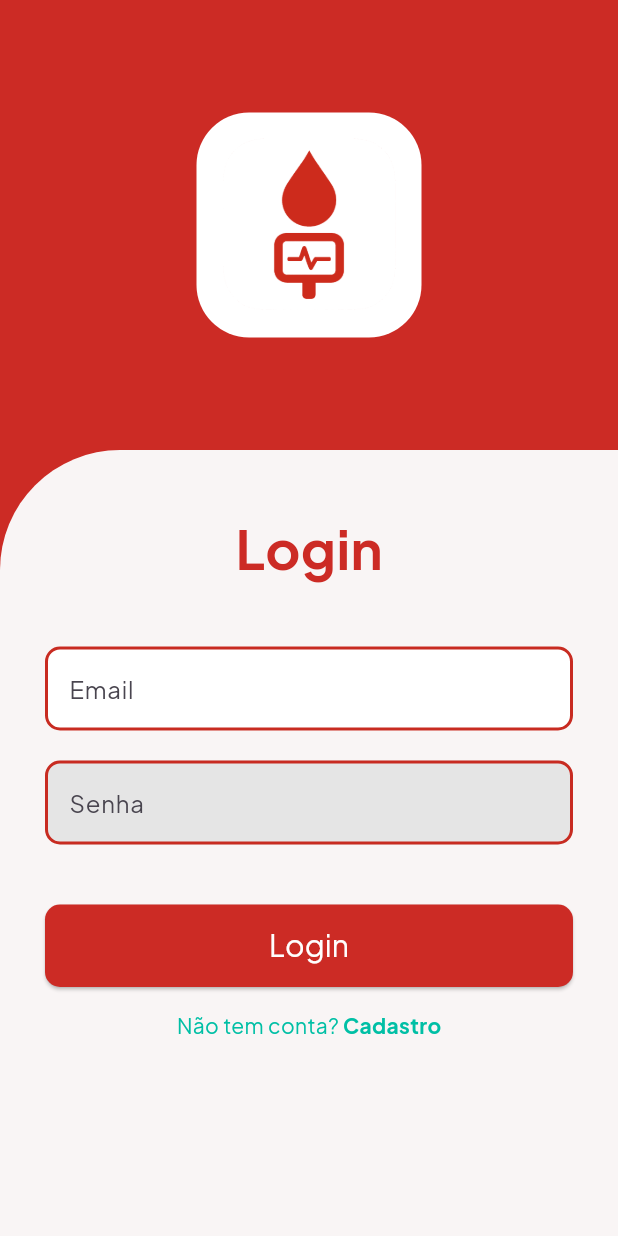
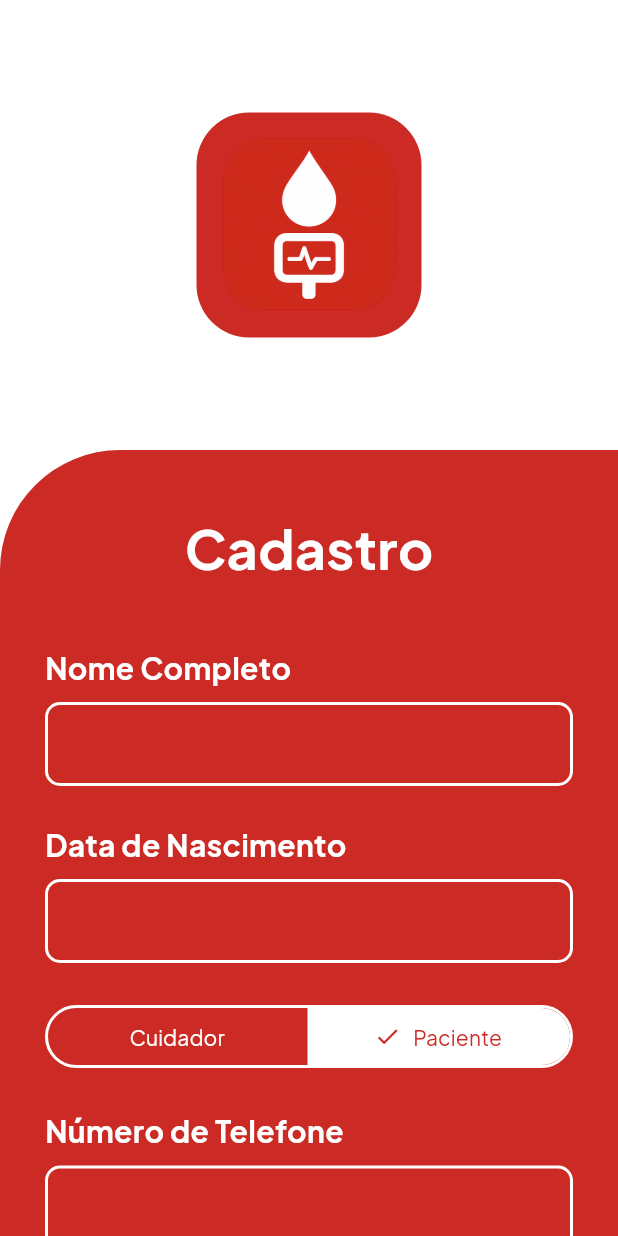
Before and after one commit to brn-l1rou/PulsoFirme, a Flutter app: the screen it shows after launch, after a tap on "Cadastro", on a phone screen of 412 x 824 dp. Run offline on Flutter 3.47's test engine with Material 3 defaults, Android fonts, the phone set to English and light mode, and no system bars.

Commit message:
feat: adicionando tela de cadastro_screen

```diff
--- /dev/null
+++ b/lib/screens/cadastro_screen.dart
@@ -0,0 +1,414 @@
+import 'package:flutter/material.dart';
+
+class TelaDeCadastro extends StatefulWidget {
+  const TelaDeCadastro({super.key});
+
+  @override
+  State<TelaDeCadastro> createState() => _TelaDeCadastroState();
+}
+  class _TelaDeCadastroState extends State<TelaDeCadastro>{
+    String tipoUsuario = 'paciente'; //valorInicial
+
+    @override
+    Widget build(BuildContext context){
+    return Scaffold(
+      backgroundColor: const Color(0xFFFFFFFF),
+      // SingleChildScrollView permite que a tela role se o teclado do celular abrir,
+      // evitando que os elementos fiquem espremidos.
+      body: SingleChildScrollView(
+        child: Column(
+          children: [
+            Container(
+              width: double.infinity,
+              height: 300,
+              color: Colors.transparent,
+              child: Center(
+                child: Container(
+                  width: 150,
+                  height: 150,
+
+                  decoration: BoxDecoration(
+                    color: Color(0xFFCC2B25),
+                    borderRadius: BorderRadius.circular(35),
+                  ),
+
+                  child: ClipRRect(
+                    borderRadius: BorderRadius.circular(35),
+                    child: Image.asset(
+                      'assets/logo_red_background.png',
+                      fit: BoxFit.contain, // Ajusta a imagem dentro do quadrado branco
+                    ),
+                  ),
+                ),
+              ),
+            ),
+
+            Container(
+              width: double.infinity,
+              // O padding interno para os elementos não colarem nas bordas
+              padding: const EdgeInsets.symmetric(vertical: 40),
+              decoration: const BoxDecoration(
+                color: Color(0xFFCC2B25), // Cor vermelha
+                borderRadius: BorderRadius.only(
+
+                  topLeft: Radius.circular(80),
+                ),
+              ),
+              child: Column(
+                children: [
+                  const Text(
+                    'Cadastro',
+                    style: TextStyle(
+                      fontSize: 36,
+                      fontWeight: FontWeight.bold,
+                      color: Color(0xFFFFFFFF),
+                    ),
+                  ),
+
+                  const SizedBox(height: 40),
+
+                  // CAMPO NOME COMPLETO
+                  // O Padding dá margens nas laterais para o campo não encostar na tela
+                  Padding(
+                    padding: const EdgeInsets.symmetric(horizontal: 30),
+                    child: Column(
+                      crossAxisAlignment: CrossAxisAlignment.start,
+                      children: [
+                        const Text(
+                          'Nome Completo',
+                          style: TextStyle(
+                            color: Colors.white,
+                            fontSize: 20,
+                            fontWeight: FontWeight.bold,
+                          ),
+                        ),
+                        const SizedBox(height: 8), // Espaço entre o texto e a caixa
+                        TextField(
+                          decoration: InputDecoration(
+                            filled: true,
+                            fillColor: const Color(0xFFCC2B25),
+                            enabledBorder: OutlineInputBorder(
+                              borderRadius: BorderRadius.circular(10),
+                              borderSide: const BorderSide(
+                                color: Color(0xFFFFFFFF),
+                                width: 2,
+                              ),
+                            ),
+                            focusedBorder: OutlineInputBorder(
+                              borderRadius: BorderRadius.circular(10),
+                              borderSide: const BorderSide(
+                                color: Color(0xFFFFFFFF),
+                                width: 2,
+                              ),
+                            ),
+                          ),
+                        ),
+                      ],
+                    ),
+                  ),
+
+                  const SizedBox(height: 25),
+
+                  // CAMPO DE DATA DE NASCIMENTO
+                  Padding(
+                    padding: const EdgeInsets.symmetric(horizontal: 30),
+                    child: Column(
+                      crossAxisAlignment: CrossAxisAlignment.start,
+                      children: [
+                        const Text(
+                          'Data de Nascimento',
+                          style: TextStyle(
+                            color: Colors.white,
+                            fontSize: 20,
+                            fontWeight: FontWeight.bold,
+                          ),
+                        ),
+                        const SizedBox(height: 8),
+                        TextField(
+                          decoration: InputDecoration(
+                            filled: true,
+                            fillColor: const Color(0xFFCC2B25),
+                            enabledBorder: OutlineInputBorder(
+                              borderRadius: BorderRadius.circular(10),
+                              borderSide: const BorderSide(
+                                color: Color(0xFFFFFFFF),
+                                width: 2,
+                              ),
+                            ),
+                            focusedBorder: OutlineInputBorder(
+                              borderRadius: BorderRadius.circular(10),
+                              borderSide: const BorderSide(
+                                color: Color(0xFFFFFFFF),
+                                width: 2,
+                              ),
+                            ),
+                          ),
+                        ),
+                      ],
+                    ),
+                  ),
+
+                  const SizedBox(height: 25),
+
+                  //CAMPO DE PACIETENTE/CUIDADOR
+                  Padding(
+                    padding: const EdgeInsets.symmetric(horizontal: 30),
+                    child: SizedBox(
+                      width: double.infinity, // Força a largura total da tela (respeitando as margens de 30)
+                      child: SegmentedButton<String>(
+                        segments: const [
+                          ButtonSegment(value: 'cuidador', label: Text('Cuidador')),
+                          ButtonSegment(value: 'paciente', label: Text('Paciente')),
+                        ],
+                        selected: {tipoUsuario},
+                        onSelectionChanged: (Set<String> newSelection) {
+                          setState(() {
+                            tipoUsuario = newSelection.first;
+                          });
+                        },
+                        style: ButtonStyle(
+                          // Aumenta a altura vertical do botão para alinhar ao tamanho dos TextFields
+                          padding: WidgetStateProperty.all(
+                            const EdgeInsets.symmetric(vertical: 14),
+                          ),
+                          backgroundColor: WidgetStateProperty.resolveWith((states) {
+                            if (states.contains(WidgetState.selected)) {
+                              return Colors.white;
+                            }
+                            return Colors.transparent;
+                          }),
+                          foregroundColor: WidgetStateProperty.resolveWith((states) {
+                            if (states.contains(WidgetState.selected)) {
+                              return const Color(0xFFCC2B25);
+                            }
+                            return Colors.white;
+                          }),
+                          side: WidgetStateProperty.all(
+                            const BorderSide(color: Colors.white, width: 2),
+                          ),
+                        ),
+                      ),
+                    ),
+                  ),
+
+                  const SizedBox(height: 25),
+
+                  // CAMPO DE NÚMERO DE TELEFONE
+                  Padding(
+                    padding: const EdgeInsets.symmetric(horizontal: 30),
+                    child: Column(
+                      crossAxisAlignment: CrossAxisAlignment.start,
+                      children: [
+                        const Text(
+                          'Número de Telefone',
+                          style: TextStyle(
+                            color: Colors.white,
+                            fontSize: 20,
+                            fontWeight: FontWeight.bold,
+                          ),
+                        ),
+                        const SizedBox(height: 8),
+                        TextField(
+                          decoration: InputDecoration(
+                            filled: true,
+                            fillColor: const Color(0xFFCC2B25),
+                            enabledBorder: OutlineInputBorder(
+                              borderRadius: BorderRadius.circular(10),
+                              borderSide: const BorderSide(
+                                color: Color(0xFFFFFFFF),
+                                width: 2,
+                              ),
+                            ),
+                            focusedBorder: OutlineInputBorder(
+                              borderRadius: BorderRadius.circular(10),
+                              borderSide: const BorderSide(
+                                color: Color(0xFFFFFFFF),
+                                width: 2,
+                              ),
+                            ),
+                          ),
+                        ),
+                      ],
+                    ),
+                  ),
+
+                  const SizedBox(height: 25),
+
+                  // CAMPO E-MAIL
+                  Padding(
+                    padding: const EdgeInsets.symmetric(horizontal: 30),
+                    child: Column(
+                      crossAxisAlignment: CrossAxisAlignment.start,
+                      children: [
+                        const Text(
+                          'E-mail',
+                          style: TextStyle(
+                            color: Colors.white,
+                            fontSize: 20,
+                            fontWeight: FontWeight.bold,
+                          ),
+                        ),
+                        const SizedBox(height: 8),
+                        TextField(
+                          decoration: InputDecoration(
+                            filled: true,
+                            fillColor: const Color(0xFFCC2B25),
+                            enabledBorder: OutlineInputBorder(
+                              borderRadius: BorderRadius.circular(10),
+                              borderSide: const BorderSide(
+                                color: Color(0xFFFFFFFF),
+                                width: 2,
+                              ),
+                            ),
+                            focusedBorder: OutlineInputBorder(
+                              borderRadius: BorderRadius.circular(10),
+                              borderSide: const BorderSide(
+                                color: Color(0xFFFFFFFF),
+                                width: 2,
+                              ),
+                            ),
+                          ),
+                        ),
+                      ],
+                    ),
+                  ),
+
+                  const SizedBox(height: 25),
+
+                  // CAMPO DE SENHA
+                  Padding(
+                    padding: const EdgeInsets.symmetric(horizontal: 30),
+                    child: Column(
+                      crossAxisAlignment: CrossAxisAlignment.start,
+                      children: [
+                        const Text(
+                          'Senha',
+                          style: TextStyle(
+                            color: Colors.white,
+                            fontSize: 20,
+                            fontWeight: FontWeight.bold,
+                          ),
+                        ),
+                        const SizedBox(height: 8),
+                        TextField(
+                          obscureText: true,
+                          decoration: InputDecoration(
+                            hintText: '******',
+                            hintStyle: TextStyle(
+                              color: Colors.white,
+                              fontSize: 16,
+                            ),
+                            filled: true,
+                            fillColor: const Color(0xFFCC2B25),
+                            enabledBorder: OutlineInputBorder(
+                              borderRadius: BorderRadius.circular(10),
+                              borderSide: const BorderSide(
+                                color: Color(0xFFFFFFFF),
+                                width: 2,
+                              ),
+                            ),
+                            focusedBorder: OutlineInputBorder(
+                              borderRadius: BorderRadius.circular(10),
+                              borderSide: const BorderSide(
+                                color: Color(0xFFFFFFFF),
+                                width: 2,
+                              ),
+                            ),
+                          ),
+                        ),
+                      ],
+                    ),
+                  ),
+
+                  const SizedBox(height: 25),
+
+                  // CAMPO DE CONFIRMAÇÃO DE SENHA
+                  Padding(
+                    padding: const EdgeInsets.symmetric(horizontal: 30),
+                    child: Column(
+                      crossAxisAlignment: CrossAxisAlignment.start,
+                      children: [
+                        const Text(
+                          'Confirmar Senha',
+                          style: TextStyle(
+                            color: Colors.white,
+                            fontSize: 20,
+                            fontWeight: FontWeight.bold,
+                          ),
+                        ),
+                        const SizedBox(height: 8),
+                        TextField(
+                          obscureText: true,
+                          decoration: InputDecoration(
+                            hintText: '******',
+                            hintStyle: TextStyle(
+                              color: Colors.white,
+                              fontSize: 16,
+                            ),
+                            filled: true,
+                            fillColor: const Color(0xFFCC2B25),
+                            enabledBorder: OutlineInputBorder(
+                              borderRadius: BorderRadius.circular(10),
+                              borderSide: const BorderSide(
+                                color: Color(0xFFFFFFFF),
+                                width: 2,
+                              ),
+                            ),
+                            focusedBorder: OutlineInputBorder(
+                              borderRadius: BorderRadius.circular(10),
+                              borderSide: const BorderSide(
+                                color: Color(0xFFFFFFFF),
+                                width: 2,
+                              ),
+                            ),
+                          ),
+                        ),
+                      ],
+                    ),
+                  ),
+
+                  const SizedBox(height: 25),
+
+
+
+                  // BOTÃO DE CADASTRO
+                  Padding(
+                    padding: const EdgeInsets.symmetric(horizontal: 30),
+                    // SizedBox aqui é usado para forçar o botão a ter uma largura e altura específicas
+                    child: SizedBox(
+                      width: double.infinity,
+                      height: 55,
+                      child: ElevatedButton(
+                        style: ElevatedButton.styleFrom(
+                          backgroundColor: const Color(0xFFE5E5E5), // Botão vermelho
+                          shape: RoundedRectangleBorder(
+                            borderRadius: BorderRadius.circular(10), // Bordas arredondadas
+                          ),
+                        ),
+                        onPressed: () {
+                          // Aqui entrará a lógica de login no futuro
+                        },
+                        child: const Text(
+                          'Cadastro',
+                          style: TextStyle(
+                            fontSize: 20,
+                            fontWeight: FontWeight.bold,
+                            color: Color(0xFFC82B21),
+                          ),
+                        ),
+                      ),
+                    ),
+                  ),
+
+                  const SizedBox(height: 15),
+
+                ],
+              ),
+            ),
+
+          ], //
+        ),
+      ),
+    );
+  }
+}
--- a/lib/screens/login_screen.dart
+++ b/lib/screens/login_screen.dart
@@ -1,4 +1,5 @@
 import 'package:flutter/material.dart';
+import 'cadastro_screen.dart';
 
 class TelaDeLogin extends StatelessWidget {
   const TelaDeLogin({super.key});
@@ -163,7 +164,12 @@ class TelaDeLogin extends StatelessWidget {
                 ),
                 GestureDetector( // Faz o texto ser clicável
                   onTap: () {
-                    // Aqui você chamará a navegação para a tela de Cadastro
+                    Navigator.push(
+                      context,
+                      MaterialPageRoute(
+                          builder: (context) => const TelaDeCadastro()
+                      ),
+                    );
                   },
                   child: const Text(
                     'Cadastro',
```
Also changed, not shown: 1 other file.
